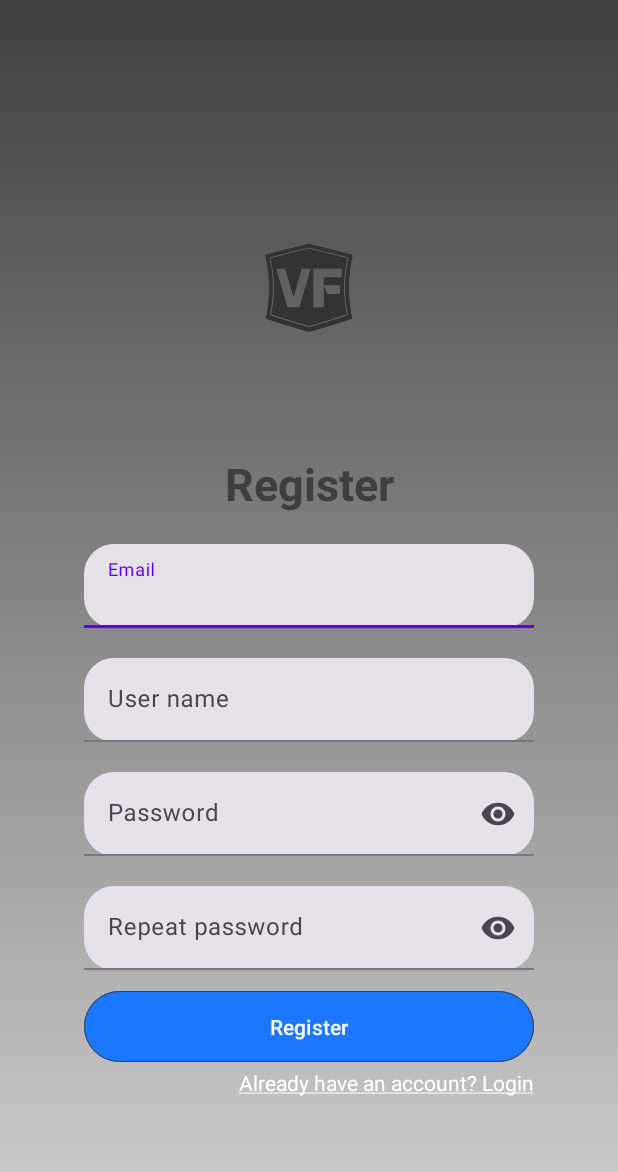
After one commit to LiquidSayuki/FIT5046_Team_Assignment, an Android app: the RegisterActivity screen opened directly, with no data from a screen before it, on a phone screen of 412 x 824 dp. The commit adds this screen. Shown: the top 1172 px of the screen. Run offline under Robolectric (Android 15) with nearby library versions, the phone set to English and light mode, and no system bars; our stand-ins replace Firebase (no records; nobody signed in at launch, a user with empty details on screens opened directly).

Commit message:
Login V4.0 and Register V1.0

```diff
--- a/app/build.gradle
+++ b/app/build.gradle
@@ -1,5 +1,6 @@
 plugins {
     id 'com.android.application'
+    id 'com.google.gms.google-services'
 }
 
 android {
@@ -44,11 +45,12 @@ dependencies {
     //room
     implementation 'androidx.room:room-common:2.4.2'
     implementation 'androidx.room:room-runtime:2.4.2'
+    implementation 'androidx.navigation:navigation-ui:2.4.1'
     annotationProcessor 'androidx.room:room-compiler:2.4.2'
 
     // ViewModel and LiveData
     implementation 'androidx.lifecycle:lifecycle-common-java8:2.4.1'
-    implementation 'androidx.lifecycle:lifecycle-viewmodel:2.4.1'
+    //implementation 'androidx.lifecycle:lifecycle-viewmodel:2.4.1'
     implementation 'androidx.lifecycle:lifecycle-livedata:2.4.1'
 
     //retrofit
--- a/app/src/main/java/com/teamliquid/volksfitness/MainActivity.java
+++ b/app/src/main/java/com/teamliquid/volksfitness/MainActivity.java
@@ -12,12 +12,12 @@ public class MainActivity extends AppCompatActivity {
         super.onCreate(savedInstanceState);
         setContentView(R.layout.activity_main);
 
-        Intent intent = new Intent(MainActivity.this,LoginActivity.class);
         try {
             Thread.sleep(2000);
         } catch (InterruptedException e) {
             e.printStackTrace();
         }
+        Intent intent = new Intent(MainActivity.this,LoginActivity.class);
         startActivity(intent);
     }
 }
--- /dev/null
+++ b/app/src/main/java/com/teamliquid/volksfitness/RegisterActivity.java
@@ -0,0 +1,118 @@
+package com.teamliquid.volksfitness;
+
+import android.os.Bundle;
+import android.util.Log;
+import android.util.Patterns;
+import android.view.View;
+import android.widget.Toast;
+
+import androidx.annotation.NonNull;
+import androidx.appcompat.app.AppCompatActivity;
+
+import com.google.android.gms.tasks.OnCompleteListener;
+import com.google.android.gms.tasks.Task;
+import com.google.firebase.auth.AuthResult;
+import com.google.firebase.auth.FirebaseAuth;
+import com.google.firebase.auth.FirebaseUser;
+import com.teamliquid.volksfitness.databinding.ActivityRegisterBinding;
+
+public class RegisterActivity extends AppCompatActivity {
+    private ActivityRegisterBinding binding;
+    private FirebaseAuth mAuth;
+
+    @Override
+    protected void onCreate(Bundle savedInstanceState) {
+        super.onCreate(savedInstanceState);
+        binding = ActivityRegisterBinding.inflate(getLayoutInflater());
+        View view = binding.getRoot();
+        setContentView(view);
+        mAuth = FirebaseAuth.getInstance();
+
+        //raise error when email address not valid
+        binding.textInputEmail.getEditText().setOnFocusChangeListener(new View.OnFocusChangeListener() {
+            @Override
+            public void onFocusChange(View view, boolean b) {
+                if (!b){
+                    validateEmail();
+                }
+            }
+        });
+
+        //raise error when password not consistent
+        binding.textInputRepeatPassword.getEditText().setOnFocusChangeListener(new View.OnFocusChangeListener() {
+            @Override
+            public void onFocusChange(View view, boolean b) {
+                if (!b){
+                    validateRepeatPassword();
+                }
+            }
+        });
+
+        //register new account
+        binding.buttonRegister.setOnClickListener(new View.OnClickListener() {
+            @Override
+            public void onClick(View view) {
+                register();
+            }
+        });
+
+        //back to login page
+        binding.textLogin.setOnClickListener(new View.OnClickListener() {
+            @Override
+            public void onClick(View view) {
+                finish();
+            }
+        });
+    }
+
+    private boolean validateEmail(){
+        String email = binding.textInputEmail.getEditText().getText().toString();
+        //match the email
+        boolean isEmail = Patterns.EMAIL_ADDRESS.matcher(email).matches();
+        if (isEmail){
+            binding.textInputEmail.setErrorEnabled(false);
+        }else{
+            binding.textInputEmail.setError("Not a valid email address");
+        }
+        return isEmail;
+    }
+
+    private boolean validateRepeatPassword (){
+        String password = binding.textInputPassword.getEditText().getText().toString();
+        String repeatPassword = binding.textInputRepeatPassword.getEditText().getText().toString();
+        boolean isEqual = password.equals(repeatPassword);
+        if (isEqual){
+            binding.textInputRepeatPassword.setErrorEnabled(false);
+        }else{
+            binding.textInputRepeatPassword.setError("Passwords not consistent");
+        }
+        return isEqual;
+    }
+
+    private void register(){
+        if (validateEmail() && validateRepeatPassword()){
+            String email = binding.textInputEmail.getEditText().getText().toString();
+            String password = binding.textInputPassword.getEditText().getText().toString();
+
+            mAuth.createUserWithEmailAndPassword(email, password)
+                    .addOnCompleteListener(this, new OnCompleteListener<AuthResult>() {
+                        @Override
+                        public void onComplete(@NonNull Task<AuthResult> task) {
+                            if (task.isSuccessful()) {
+                                // Sign in success, update UI with the signed-in user's information
+                                Log.d("success", "createUserWithEmail:success");
+                                FirebaseUser user = mAuth.getCurrentUser();
+                                Toast.makeText(RegisterActivity.this, "Register Successful",
+                                        Toast.LENGTH_LONG).show();
+                                finish();
+                            } else {
+                                // If sign in fails, display a message to the user.
+                                Log.w("Fail", "createUserWithEmail:failure", task.getException());
+                                Toast.makeText(RegisterActivity.this, "Register failed, please check your information",
+                                        Toast.LENGTH_LONG).show();
+                            }
+                        }
+                    });
+        }
+    }
+}
--- a/app/src/main/res/layout/activity_home.xml
+++ b/app/src/main/res/layout/activity_home.xml
@@ -15,7 +15,11 @@
         app:layout_constraintEnd_toEndOf="parent"
         app:layout_constraintStart_toStartOf="parent"
         app:layout_constraintTop_toTopOf="parent">
-
     </androidx.cardview.widget.CardView>
+    <Button
+        android:id="@+id/logout"
+        android:layout_width="wrap_content"
+        android:layout_height="wrap_content"
+        android:text="logout"/>
 
 </androidx.constraintlayout.widget.ConstraintLayout>
--- /dev/null
+++ b/app/src/main/res/layout/activity_register.xml
@@ -0,0 +1,140 @@
+<?xml version="1.0" encoding="utf-8"?>
+<androidx.constraintlayout.widget.ConstraintLayout
+    xmlns:android="http://schemas.android.com/apk/res/android"
+    xmlns:app="http://schemas.android.com/apk/res-auto"
+    android:layout_width="match_parent"
+    android:layout_height="match_parent"
+    android:background="@drawable/loading_background">
+
+    <ScrollView
+        android:layout_height="match_parent"
+        android:layout_width="match_parent"
+        android:gravity="center_horizontal"
+        android:orientation="vertical">
+        <LinearLayout
+            android:layout_width="wrap_content"
+            android:layout_height="match_parent"
+            android:orientation="vertical"
+            android:layout_gravity="center"
+            app:layout_constraintBottom_toBottomOf="parent"
+            app:layout_constraintEnd_toEndOf="parent"
+            app:layout_constraintStart_toStartOf="parent"
+            app:layout_constraintTop_toTopOf="parent">
+
+            <ImageView
+                android:layout_width="200dp"
+                android:layout_height="200dp"
+                android:src="@drawable/logo"
+                android:layout_gravity="center"/>
+
+            <TextView
+                android:layout_width="300dp"
+                android:layout_height="wrap_content"
+                android:gravity="center"
+                android:paddingTop="10dp"
+                android:paddingBottom="10dp"
+                android:text="@string/register"
+                android:textColor="@color/light_black"
+                android:textSize="30sp"
+                android:textStyle="bold" />
+
+            <com.google.android.material.textfield.TextInputLayout
+                android:id="@+id/text_input_email"
+                style="@style/Widget.Material3.TextInputLayout.FilledBox"
+                android:layout_width="300dp"
+                android:layout_height="wrap_content"
+                android:hint="@string/email"
+                android:paddingTop="10dp"
+                android:paddingBottom="10dp"
+                app:boxCornerRadiusBottomEnd="20dp"
+                app:boxCornerRadiusBottomStart="20dp"
+                app:boxCornerRadiusTopEnd="20dp"
+                app:boxCornerRadiusTopStart="20dp">
+                <com.google.android.material.textfield.TextInputEditText
+                    style="@style/Widget.Material3.TextInputEditText.FilledBox"
+                    android:layout_width="match_parent"
+                    android:layout_height="wrap_content"
+                    android:inputType="textEmailAddress" />
+            </com.google.android.material.textfield.TextInputLayout>
+
+            <com.google.android.material.textfield.TextInputLayout
+                android:id="@+id/text_input_username"
+                style="@style/Widget.Material3.TextInputLayout.FilledBox"
+                android:layout_width="300dp"
+                android:layout_height="wrap_content"
+                android:hint="@string/username"
+                android:paddingTop="10dp"
+                android:paddingBottom="10dp"
+                app:boxCornerRadiusBottomEnd="20dp"
+                app:boxCornerRadiusBottomStart="20dp"
+                app:boxCornerRadiusTopEnd="20dp"
+                app:boxCornerRadiusTopStart="20dp">
+                <com.google.android.material.textfield.TextInputEditText
+                    style="@style/Widget.Material3.TextInputEditText.FilledBox"
+                    android:layout_width="match_parent"
+                    android:layout_height="wrap_content"
+                    android:inputType="textEmailAddress" />
+            </com.google.android.material.textfield.TextInputLayout>
+
+            <com.google.android.material.textfield.TextInputLayout
+                android:id="@+id/text_input_password"
+                style="@style/Widget.Material3.TextInputLayout.FilledBox"
+                android:layout_width="300dp"
+                android:layout_height="wrap_content"
+                android:hint="@string/password"
+                android:paddingTop="10dp"
+                android:paddingBottom="10dp"
+                app:boxCornerRadiusBottomEnd="20dp"
+                app:boxCornerRadiusBottomStart="20dp"
+                app:boxCornerRadiusTopEnd="20dp"
+                app:boxCornerRadiusTopStart="20dp"
+                app:endIconMode="password_toggle">
+                <com.google.android.material.textfield.TextInputEditText
+                    style="@style/Widget.Material3.TextInputEditText.FilledBox"
+                    android:layout_width="match_parent"
+                    android:layout_height="wrap_content"
+                    android:inputType="textPassword" />
+            </com.google.android.material.textfield.TextInputLayout>
+
+            <com.google.android.material.textfield.TextInputLayout
+                android:id="@+id/text_input_repeat_password"
+                style="@style/Widget.Material3.TextInputLayout.FilledBox"
+                android:layout_width="300dp"
+                android:layout_height="wrap_content"
+                android:hint="@string/repeat_password"
+                android:paddingTop="10dp"
+                android:paddingBottom="10dp"
+                app:boxCornerRadiusBottomEnd="20dp"
+                app:boxCornerRadiusBottomStart="20dp"
+                app:boxCornerRadiusTopEnd="20dp"
+                app:boxCornerRadiusTopStart="20dp"
+                app:endIconMode="password_toggle">
+                <com.google.android.material.textfield.TextInputEditText
+                    style="@style/Widget.Material3.TextInputEditText.FilledBox"
+                    android:layout_width="match_parent"
+                    android:layout_height="wrap_content"
+                    android:inputType="textPassword" />
+            </com.google.android.material.textfield.TextInputLayout>
+
+            <Button
+                android:id="@+id/button_register"
+                style="@style/Widget.Material3.Button"
+                android:layout_width="300dp"
+                android:layout_height="55dp"
+                android:backgroundTint="@color/blue_button"
+                android:elevation="10dp"
+                android:text="@string/register"
+                app:strokeColor="@color/light_black"
+                app:strokeWidth="1px" />
+
+            <TextView
+                android:id="@+id/text_login"
+                android:layout_width="wrap_content"
+                android:layout_height="wrap_content"
+                android:text="@string/login_underline"
+                android:layout_gravity="end"
+                android:textColor="@color/white"/>
+        </LinearLayout>
+    </ScrollView>
+
+</androidx.constraintlayout.widget.ConstraintLayout>
--- a/app/src/main/res/values/strings.xml
+++ b/app/src/main/res/values/strings.xml
@@ -1,6 +1,11 @@
 <resources>
     <string name="app_name">VolksFitness</string>
-    <string name="Login">Login</string>
-    <string name="Email">Email</string>
-    <string name="Password">Password</string>
+    <string name="login">Login</string>
+    <string name="register">Register</string>
+    <string name="register_underline"><u>Do not have an account? Register</u></string>
+    <string name="login_underline"><u>Already have an account? Login</u></string>
+    <string name="email">Email</string>
+    <string name="password">Password</string>
+    <string name="repeat_password">Repeat password</string>
+    <string name="username">User name</string>
 </resources>
```
Also changed, not shown: app/src/main/AndroidManifest.xml (+8 -0 lines), app/src/main/java/com/teamliquid/volksfitness/HomeActivity.java (added, +35 -0 lines), app/src/main/java/com/teamliquid/volksfitness/LoginActivity.java (+67 -0 lines), app/src/main/res/layout/activity_login.xml (+15 -11 lines), app/src/main/res/layout/activity_main.xml (+24 -5 lines), 1 other file.
